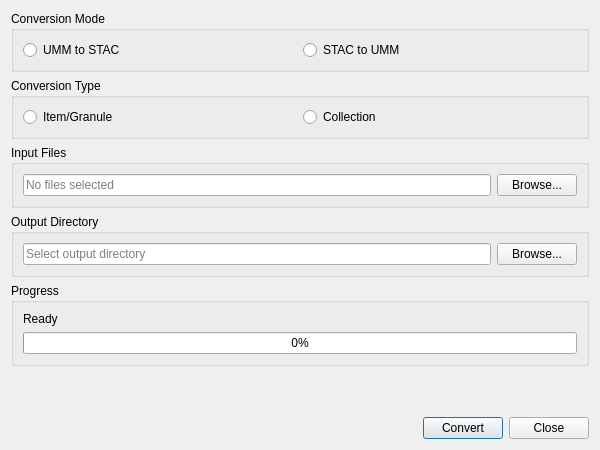
Above: converter_dialog_base.ui from luciocola/data_quality_vector_automated_check before the change. Below: the same form after it.
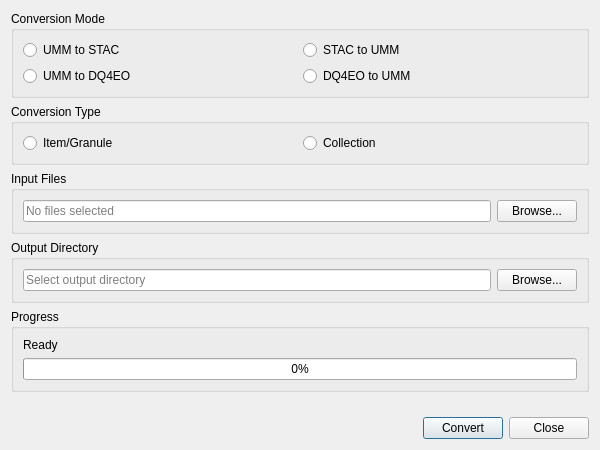
That is the form after the change.

What changed in the file:
```diff
--- a/converter_dialog_base.ui
+++ b/converter_dialog_base.ui
@@ -11,7 +11,7 @@
    </rect>
   </property>
   <property name="windowTitle">
-   <string>UMM STAC Converter</string>
+   <string>UMM STAC DQ4EO Converter</string>
   </property>
   <layout class="QVBoxLayout" name="verticalLayout">
    <item>
@@ -19,21 +19,35 @@
      <property name="title">
       <string>Conversion Mode</string>
      </property>
-     <layout class="QHBoxLayout" name="horizontalLayout">
-      <item>
+     <layout class="QGridLayout" name="gridLayout">
+      <item row="0" column="0">
        <widget class="QRadioButton" name="radioUmmToStac">
         <property name="text">
          <string>UMM to STAC</string>
         </property>
        </widget>
       </item>
-      <item>
+      <item row="0" column="1">
        <widget class="QRadioButton" name="radioStacToUmm">
         <property name="text">
          <string>STAC to UMM</string>
         </property>
        </widget>
       </item>
+      <item row="1" column="0">
+       <widget class="QRadioButton" name="radioUmmToDq4eo">
+        <property name="text">
+         <string>UMM to DQ4EO</string>
+        </property>
+       </widget>
+      </item>
+      <item row="1" column="1">
+       <widget class="QRadioButton" name="radioDq4eoToUmm">
+        <property name="text">
+         <string>DQ4EO to UMM</string>
+        </property>
+       </widget>
+      </item>
      </layout>
     </widget>
    </item>
```
